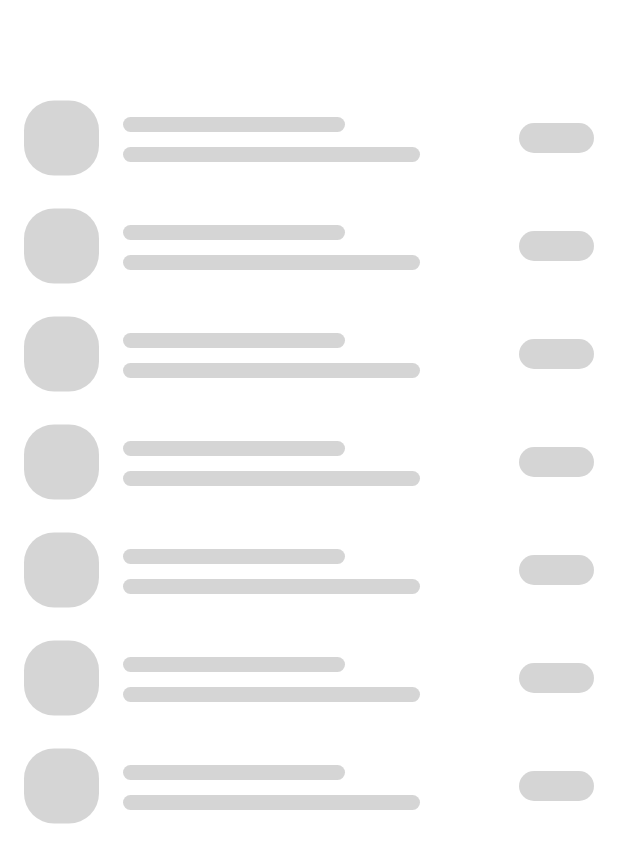
After one commit to mrdemqn/weather_app, a Flutter app: the WaitListForm screen opened directly, on a phone screen of 412 x 824 dp. The commit adds this screen. Shown: the top 863 px of the screen. Run offline on Flutter 3.47's test engine with Material 2 defaults, Android fonts, the phone set to English and light mode, and no system bars; our stand-ins replace connectivity, geolocator.

Commit message:
Implemented a widget waiting for the list of api weather

```diff
--- /dev/null
+++ b/lib/ui/wait_list_form.dart
@@ -0,0 +1,93 @@
+import 'package:flutter/material.dart';
+
+class WaitListForm extends StatefulWidget {
+  @override
+  _WaitListFormState createState() => _WaitListFormState();
+}
+
+class _WaitListFormState extends State<WaitListForm> with TickerProviderStateMixin {
+  late AnimationController _controller;
+  late Animation _animation;
+  final ColorTween _tween = ColorTween(begin: Colors.grey[350], end: Colors.grey);
+
+  @override
+  void initState() {
+    _controller = AnimationController(vsync: this, duration: const Duration(seconds: 1));
+    _animation = _tween.animate(CurvedAnimation(parent: _controller, curve: Curves.easeInOutCubic));
+    _controller.repeat(reverse: true);
+    super.initState();
+  }
+  @override
+  void dispose() {
+    _controller.dispose();
+    super.dispose();
+  }
+
+  @override
+  Widget build(BuildContext context) {
+    return Scaffold(
+      backgroundColor: Colors.white,
+      appBar: AppBar(
+        backwardsCompatibility: false,
+        elevation: 0,
+      ),
+      body: Column(
+        mainAxisAlignment: MainAxisAlignment.start,
+        children: [
+          tweenWidget(),
+          tweenWidget(),
+          tweenWidget(),
+          tweenWidget(),
+          tweenWidget(),
+          tweenWidget(),
+          tweenWidget(),
+        ],
+      ),
+    );
+  }
+
+  Widget tweenWidget() {
+    return AnimatedBuilder(
+      animation: _controller,
+      builder: (context, child) => tile());
+  }
+
+  Widget tile() {
+    return Center(
+      child: ListTile(
+        leading: Container(
+          height: 50,
+          width: 50,
+          decoration: BoxDecoration(
+              color: _animation.value,
+              borderRadius: BorderRadius.circular(20)
+          ),
+        ),
+        title: Container(
+          height: 10,
+          margin: const EdgeInsets.only(right: 100),
+          decoration: BoxDecoration(
+              color: _animation.value,
+              borderRadius: BorderRadius.circular(20)
+          ),
+        ),
+        subtitle: Container(
+          height: 10,
+          margin: const EdgeInsets.only(right: 50),
+          decoration: BoxDecoration(
+              color: _animation.value,
+              borderRadius: BorderRadius.circular(20)
+          ),
+        ),
+        trailing: Container(
+          height: 20,
+          width: 50,
+          decoration: BoxDecoration(
+              color: _animation.value,
+              borderRadius: BorderRadius.circular(20)
+          ),
+        ),
+      ),
+    );
+  }
+}
--- a/lib/ui/weather_list_form.dart
+++ b/lib/ui/weather_list_form.dart
@@ -4,6 +4,8 @@ import 'package:weather_app/errors/network_error.dart';
 import 'package:weather_app/models/weather_element.dart';
 import 'package:weather_app/ui/internet_connection_lost_form.dart';
 import 'package:weather_app/ui/weather_list_item.dart';
+
+import 'wait_list_form.dart';
 
 class WeatherListForm extends StatelessWidget {
 
@@ -15,8 +17,8 @@ class WeatherListForm extends StatelessWidget {
       initialData: weatherBloc.weatherElements,
       stream: weatherBloc.weatherStream,
       builder: (context, snapshot) {
-        if (snapshot.hasData && !snapshot.hasError)
-          return Scaffold(
+        if (snapshot.hasData && !snapshot.hasError && snapshot.connectionState != ConnectionState.waiting)
+          return WaitListForm();/*Scaffold(
             backgroundColor: Colors.white,
             appBar: AppBar(
               backwardsCompatibility: false,
@@ -38,15 +40,11 @@ class WeatherListForm extends StatelessWidget {
                   return WeatherListItem(weatherElement: snapshot.data?[i]);
                 }),
             ),
-          );
+          );*/
         else if (snapshot.hasError && snapshot.error == NetworkError)
           return InternetConnectionLostForm();
         else
-          return Container(
-            height: double.infinity,
-            width: double.infinity,
-            color: Colors.blueAccent,
-          );
+          return WaitListForm();
       }
     );
   }
```
